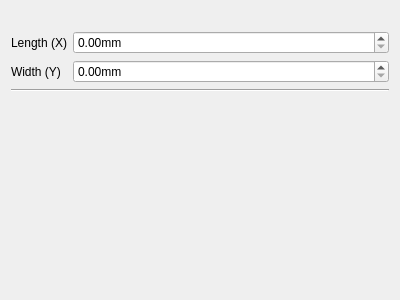
Old version of the form Resources/UI/scale_dialog.ui in the repository furti/FreeCAD-Lithophane.
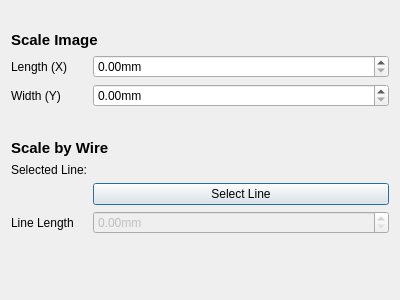
New version of the form.

Commit message:
Add "scale by line" to scale dialog
This modus lets the user select a wire and the new length for the wire.
Afterwards the image will be scaled according to the scale factor.

fixes #7

```diff
--- a/Resources/UI/scale_dialog.ui
+++ b/Resources/UI/scale_dialog.ui
@@ -14,14 +14,41 @@
    <string>Dialog</string>
   </property>
   <layout class="QFormLayout" name="formLayout">
-   <item row="1" column="0">
+   <item row="0" column="0" colspan="2">
+    <widget class="QLabel" name="InfoLabel">
+     <property name="font">
+      <font>
+       <weight>75</weight>
+       <bold>true</bold>
+      </font>
+     </property>
+     <property name="text">
+      <string/>
+     </property>
+    </widget>
+   </item>
+   <item row="2" column="0" colspan="2">
+    <widget class="QLabel" name="label_5">
+     <property name="font">
+      <font>
+       <pointsize>11</pointsize>
+       <weight>75</weight>
+       <bold>true</bold>
+      </font>
+     </property>
+     <property name="text">
+      <string>Scale Image</string>
+     </property>
+    </widget>
+   </item>
+   <item row="4" column="0">
     <widget class="QLabel" name="label">
      <property name="text">
       <string>Length (X)</string>
      </property>
     </widget>
    </item>
-   <item row="1" column="1">
+   <item row="4" column="1">
     <widget class="QDoubleSpinBox" name="LengthBox">
      <property name="suffix">
       <string>mm</string>
@@ -31,39 +58,87 @@
      </property>
     </widget>
    </item>
-   <item row="2" column="1">
+   <item row="6" column="0">
+    <widget class="QLabel" name="label_2">
+     <property name="text">
+      <string>Width (Y)</string>
+     </property>
+    </widget>
+   </item>
+   <item row="6" column="1">
     <widget class="QDoubleSpinBox" name="WidthBox">
      <property name="suffix">
       <string>mm</string>
      </property>
     </widget>
    </item>
-   <item row="3" column="0" colspan="2">
-    <widget class="Line" name="line">
+   <item row="8" column="0" colspan="2">
+    <widget class="QLabel" name="label_6">
+     <property name="font">
+      <font>
+       <pointsize>11</pointsize>
+       <weight>75</weight>
+       <bold>true</bold>
+      </font>
+     </property>
+     <property name="text">
+      <string>Scale by Wire</string>
+     </property>
+    </widget>
+   </item>
+   <item row="12" column="1">
+    <widget class="QPushButton" name="SelectLineButton">
+     <property name="text">
+      <string>Select Line</string>
+     </property>
+    </widget>
+   </item>
+   <item row="10" column="0">
+    <widget class="QLabel" name="label_3">
+     <property name="text">
+      <string>Selected Line:</string>
+     </property>
+    </widget>
+   </item>
+   <item row="10" column="1">
+    <widget class="QLabel" name="LineInfo">
+     <property name="text">
+      <string/>
+     </property>
+    </widget>
+   </item>
+   <item row="13" column="0">
+    <widget class="QLabel" name="label_4">
+     <property name="text">
+      <string>Line Length</string>
+     </property>
+    </widget>
+   </item>
+   <item row="13" column="1">
+    <widget class="QDoubleSpinBox" name="LineLengthBox">
+     <property name="enabled">
+      <bool>false</bool>
+     </property>
+     <property name="suffix">
+      <string>mm</string>
+     </property>
+     <property name="maximum">
+      <double>100000.000000000000000</double>
+     </property>
+    </widget>
+   </item>
+   <item row="7" column="0" colspan="2">
+    <spacer name="horizontalSpacer">
      <property name="orientation">
       <enum>Qt::Horizontal</enum>
      </property>
-    </widget>
-   </item>
-   <item row="2" column="0">
-    <widget class="QLabel" name="label_2">
-     <property name="text">
-      <string>Width (Y)</string>
+     <property name="sizeHint" stdset="0">
+      <size>
+       <width>40</width>
+       <height>20</height>
+      </size>
      </property>
-    </widget>
-   </item>
-   <item row="0" column="0" colspan="2">
-    <widget class="QLabel" name="InfoLabel">
-     <property name="font">
-      <font>
-       <weight>75</weight>
-       <bold>true</bold>
-      </font>
-     </property>
-     <property name="text">
-      <string/>
-     </property>
-    </widget>
+    </spacer>
    </item>
   </layout>
  </widget>
```
The commit also changes 3 other files.
